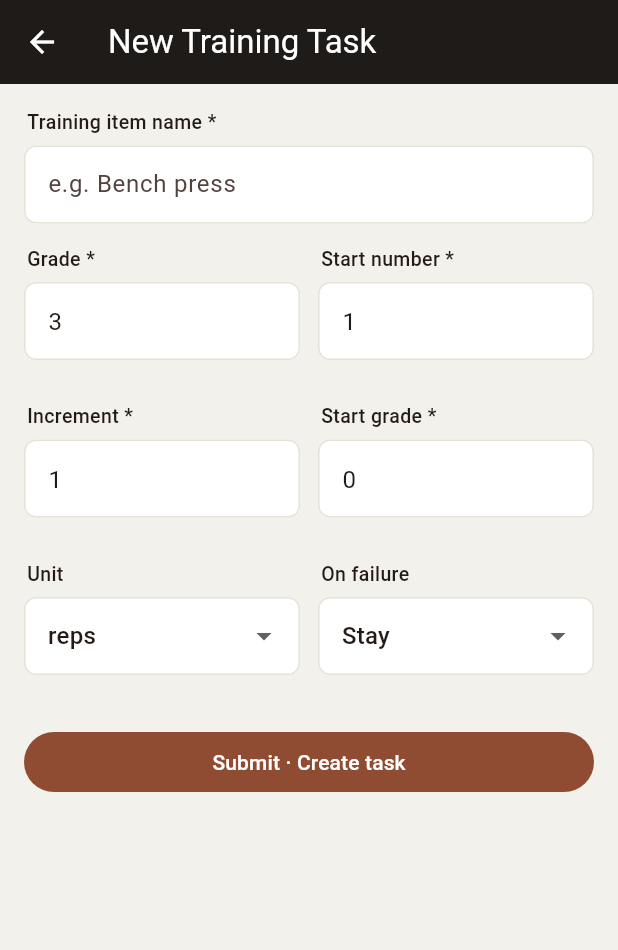
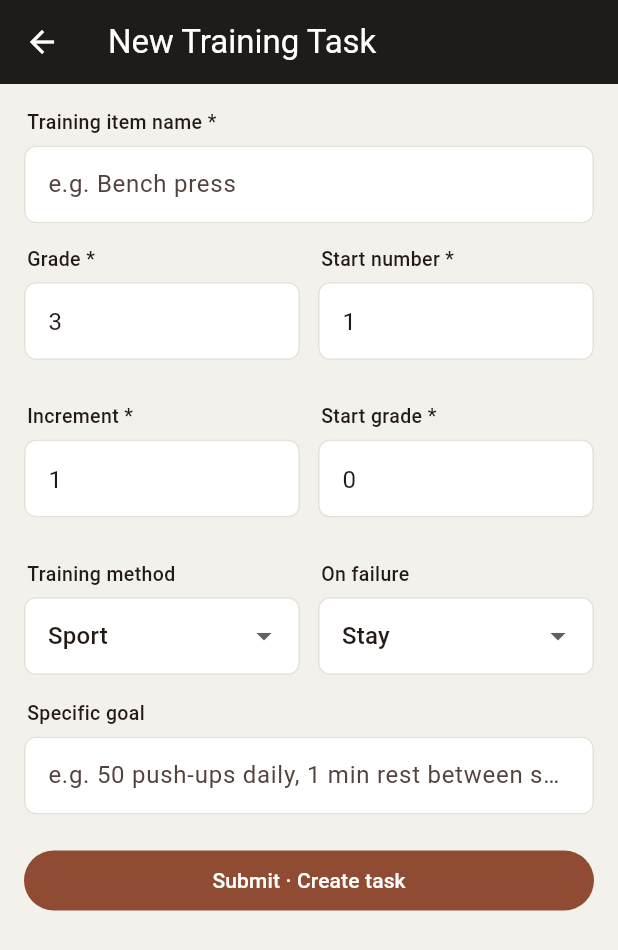
Before and after one commit to teigkuang/flutter_advanced_trainer, a Flutter app: the screen it shows after launch, after a tap on "Create your first training task", on a phone screen of 412 x 824 dp. Shown: the top 950 px of the screen. Run offline on Flutter 3.47's test engine with Material 3 defaults, Android fonts, the phone set to English and light mode, and no system bars; our stand-ins replace sqflite, sqflite_common_ffi; accounts and stored records are empty; Roboto replaces fonts that are missing (MicrosoftYaHei).

```diff
--- a/lib/data/app_database.dart
+++ b/lib/data/app_database.dart
@@ -32,10 +32,29 @@ class AppDatabase {
     final path = p.join(dir.path, 'advance_trainer.db');
     _db = await openDatabase(
       path,
-      version: 1,
+      version: 2,
       onCreate: _onCreate,
+      onUpgrade: _onUpgrade,
     );
     return _db!;
+  }
+
+  static Future<void> _onUpgrade(Database db, int oldVersion, int newVersion) async {
+    if (oldVersion < 2) {
+      // v2：训练方式 + 具体实施目标（替代原"单位"展示）
+      for (final col in ['training_method', 'goal_text']) {
+        final exists = await _columnExists(db, 'training_item', col);
+        if (!exists) {
+          final type = col == 'training_method' ? 'TEXT' : 'TEXT';
+          await db.execute('ALTER TABLE training_item ADD COLUMN $col $type');
+        }
+      }
+    }
+  }
+
+  static Future<bool> _columnExists(Database db, String table, String column) async {
+    final rows = await db.rawQuery('PRAGMA table_info($table)');
+    return rows.any((r) => r['name'] == column);
   }
 
   static Future<void> _onCreate(Database db, int version) async {
@@ -43,6 +62,8 @@ class AppDatabase {
       CREATE TABLE training_item(
         id INTEGER PRIMARY KEY AUTOINCREMENT,
         name TEXT NOT NULL UNIQUE,
+        training_method TEXT,
+        goal_text TEXT,
         metric_unit TEXT,
         begin_num INTEGER NOT NULL,
         plus_var INTEGER NOT NULL,
--- a/lib/data/training_repository.dart
+++ b/lib/data/training_repository.dart
@@ -40,6 +40,8 @@ class SqliteTrainingRepository implements TrainingRepository {
     final db = await AppDatabase.instance;
     final id = await db.insert('training_item', {
       'name': item.name,
+      'training_method': item.trainingMethod,
+      'goal_text': item.goalText,
       'metric_unit': item.metricUnit,
       'begin_num': item.beginNum,
       'plus_var': item.plusVar,
@@ -120,7 +122,9 @@ class SqliteTrainingRepository implements TrainingRepository {
   TrainingItem _itemFromRow(Map<String, Object?> row) => TrainingItem(
         id: row['id'] as int?,
         name: row['name'] as String,
-        metricUnit: (row['metric_unit'] as String?) ?? '次',
+        trainingMethod: (row['training_method'] as String?) ?? '运动',
+        goalText: (row['goal_text'] as String?) ?? '',
+        metricUnit: (row['metric_unit'] as String?) ?? '',
         beginNum: row['begin_num'] as int,
         plusVar: row['plus_var'] as int,
         dGrade: row['d_grade'] as int,
--- a/lib/engine/models.dart
+++ b/lib/engine/models.dart
@@ -51,7 +51,9 @@ class RepData {
 class TrainingItem {
   int? id;
   String name;
-  String metricUnit; // 数字代表单位：次 / kg / 组
+  String trainingMethod; // 训练方式：运动 / 学习 / 任务 / 其他
+  String goalText; // 具体实施目标（执行页提示）
+  String metricUnit; // 数字代表单位（旧字段，已停用：显示层由"训练方式"取代）
   int beginNum; // A 起始数
   int plusVar; // P 增加量
   int dGrade; // G 内部阶数基准（显示层"阶数" = dGrade/2 - 1）
@@ -63,7 +65,9 @@ class TrainingItem {
   TrainingItem({
     this.id,
     required this.name,
-    this.metricUnit = '次',
+    this.trainingMethod = '运动',
+    this.goalText = '',
+    this.metricUnit = '',
     required this.beginNum,
     required this.plusVar,
     required this.dGrade,
--- a/lib/l10n/app_en.arb
+++ b/lib/l10n/app_en.arb
@@ -1,13 +1,14 @@
 {
   "@@locale": "en",
   "appTitle": "Advance Trainer",
-  "appSlogan": "Tear through barriers, bearing tears on the ascent",
+  "appSlogan": "Tear through barriers, strive upward",
   "newTask": "New Task",
   "emptyTitle": "No training tasks yet",
   "emptySubtitle": "Create your first training item and push through, starting from Level 1",
   "emptyCta": "Create your first training task",
   "statusDone": "Done",
   "statusActive": "In progress",
+  "statusWait": "Not started",
 
   "createTitle": "New Training Task",
   "fieldName": "Training item name *",
@@ -15,9 +16,11 @@
   "fieldBeginNum": "Start number *",
   "fieldPlus": "Increment *",
   "fieldBeginGrade": "Start grade *",
-  "fieldUnit": "Unit",
+  "fieldMethod": "Training method",
+  "fieldGoal": "Specific goal",
   "fieldFailRule": "On failure",
   "hintName": "e.g. Bench press",
+  "hintGoal": "e.g. 50 push-ups daily, 1 min rest between sets",
   "errNameEmpty": "Please enter a name",
   "errNameExists": "This name already exists",
   "errInvalidParams": "Enter valid numbers: grade≥1, start number/start grade≥0, increment≥1",
@@ -29,18 +32,31 @@
     }
   },
 
-  "unitReps": "reps",
-  "unitPieces": "pieces",
-  "unitKg": "kg",
+  "methodSport": "Sport",
+  "methodStudy": "Study",
+  "methodTask": "Task",
+  "methodOther": "Other",
   "failStay": "Stay",
   "failRecede": "Recede",
+  "achievedCount": "Completed {n} reps",
+  "@achievedCount": {
+    "placeholders": {
+      "n": { "type": "int" }
+    }
+  },
 
   "detailTitle": "Task Detail",
   "taskNotFound": "Task not found",
-  "unitLabel": "Unit: {unit}",
-  "@unitLabel": {
+  "methodLabel": "Method: {method}",
+  "@methodLabel": {
     "placeholders": {
-      "unit": { "type": "String" }
+      "method": { "type": "String" }
+    }
+  },
+  "goalHint": "Specific goal: {goal}",
+  "@goalHint": {
+    "placeholders": {
+      "goal": { "type": "String" }
     }
   },
   "seqCount": "Sequence · {count} items",
--- a/lib/l10n/app_localizations.dart
+++ b/lib/l10n/app_localizations.dart
@@ -107,7 +107,7 @@ abstract class AppLocalizations {
   /// No description provided for @appSlogan.
   ///
   /// In en, this message translates to:
-  /// **'Tear through barriers, bearing tears on the ascent'**
+  /// **'Tear through barriers, strive upward'**
   String get appSlogan;
 
   /// No description provided for @newTask.
@@ -146,6 +146,12 @@ abstract class AppLocalizations {
   /// **'In progress'**
   String get statusActive;
 
+  /// No description provided for @statusWait.
+  ///
+  /// In en, this message translates to:
+  /// **'Not started'**
+  String get statusWait;
+
   /// No description provided for @createTitle.
   ///
   /// In en, this message translates to:
@@ -182,11 +188,17 @@ abstract class AppLocalizations {
   /// **'Start grade *'**
   String get fieldBeginGrade;
 
-  /// No description provided for @fieldUnit.
+  /// No description provided for @fieldMethod.
   ///
   /// In en, this message translates to:
-  /// **'Unit'**
-  String get fieldUnit;
+  /// **'Training method'**
+  String get fieldMethod;
+
+  /// No description provided for @fieldGoal.
+  ///
+  /// In en, this message translates to:
+  /// **'Specific goal'**
+  String get fieldGoal;
 
   /// No description provided for @fieldFailRule.
   ///
@@ -199,6 +211,12 @@ abstract class AppLocalizations {
   /// In en, this message translates to:
   /// **'e.g. Bench press'**
   String get hintName;
+
+  /// No description provided for @hintGoal.
+  ///
+  /// In en, this message translates to:
+  /// **'e.g. 50 push-ups daily, 1 min rest between sets'**
+  String get hintGoal;
 
   /// No description provided for @errNameEmpty.
   ///
@@ -230,23 +248,29 @@ abstract class AppLocalizations {
   /// **'Created \"{name}\"'**
   String toastCreated(String name);
 
-  /// No description provided for @unitReps.
+  /// No description provided for @methodSport.
   ///
   /// In en, this message translates to:
-  /// **'reps'**
-  String get unitReps;
+  /// **'Sport'**
+  String get methodSport;
 
-  /// No description provided for @unitPieces.
+  /// No description provided for @methodStudy.
   ///
   /// In en, this message translates to:
-  /// **'pieces'**
-  String get unitPieces;
+  /// **'Study'**
+  String get methodStudy;
 
-  /// No description provided for @unitKg.
+  /// No description provided for @methodTask.
   ///
   /// In en, this message translates to:
-  /// **'kg'**
-  String get unitKg;
+  /// **'Task'**
+  String get methodTask;
+
+  /// No description provided for @methodOther.
+  ///
+  /// In en, this message translates to:
+  /// **'Other'**
+  String get methodOther;
 
   /// No description provided for @failStay.
   ///
@@ -260,6 +284,12 @@ abstract class AppLocalizations {
   /// **'Recede'**
   String get failRecede;
 
+  /// No description provided for @achievedCount.
+  ///
+  /// In en, this message translates to:
+  /// **'Completed {n} reps'**
+  String achievedCount(int n);
+
   /// No description provided for @detailTitle.
   ///
   /// In en, this message translates to:
@@ -272,11 +302,17 @@ abstract class AppLocalizations {
   /// **'Task not found'**
   String get taskNotFound;
 
-  /// No description provided for @unitLabel.
+  /// No description provided for @methodLabel.
   ///
   /// In en, this message translates to:
-  /// **'Unit: {unit}'**
-  String unitLabel(String unit);
+  /// **'Method: {method}'**
+  String methodLabel(String method);
+
+  /// No description provided for @goalHint.
+  ///
+  /// In en, this message translates to:
+  /// **'Specific goal: {goal}'**
+  String goalHint(String goal);
 
   /// No description provided for @seqCount.
   ///
--- a/lib/l10n/app_localizations_en.dart
+++ b/lib/l10n/app_localizations_en.dart
@@ -13,7 +13,7 @@ class AppLocalizationsEn extends AppLocalizations {
   String get appTitle => 'Advance Trainer';
 
   @override
-  String get appSlogan => 'Tear through barriers, bearing tears on the ascent';
+  String get appSlogan => 'Tear through barriers, strive upward';
 
   @override
   String get newTask => 'New Task';
@@ -35,6 +35,9 @@ class AppLocalizationsEn extends AppLocalizations {
   String get statusActive => 'In progress';
 
   @override
+  String get statusWait => 'Not started';
+
+  @override
   String get createTitle => 'New Training Task';
 
   @override
@@ -53,13 +56,19 @@ class AppLocalizationsEn extends AppLocalizations {
   String get fieldBeginGrade => 'Start grade *';
 
   @override
-  String get fieldUnit => 'Unit';
+  String get fieldMethod => 'Training method';
+
+  @override
+  String get fieldGoal => 'Specific goal';
 
   @override
   String get fieldFailRule => 'On failure';
 
   @override
   String get hintName => 'e.g. Bench press';
+
+  @override
+  String get hintGoal => 'e.g. 50 push-ups daily, 1 min rest between sets';
 
   @override
   String get errNameEmpty => 'Please enter a name';
@@ -80,13 +89,16 @@ class AppLocalizationsEn extends AppLocalizations {
   }
 
   @override
-  String get unitReps => 'reps';
+  String get methodSport => 'Sport';
 
   @override
-  String get unitPieces => 'pieces';
+  String get methodStudy => 'Study';
 
   @override
-  String get unitKg => 'kg';
+  String get methodTask => 'Task';
+
+  @override
+  String get methodOther => 'Other';
 
   @override
   String get failStay => 'Stay';
@@ -95,14 +107,24 @@ class AppLocalizationsEn extends AppLocalizations {
   String get failRecede => 'Recede';
 
   @override
+  String achievedCount(int n) {
+    return 'Completed $n reps';
+  }
+
+  @override
   String get detailTitle => 'Task Detail';
 
   @override
   String get taskNotFound => 'Task not found';
 
   @override
-  String unitLabel(String unit) {
-    return 'Unit: $unit';
+  String methodLabel(String method) {
+    return 'Method: $method';
+  }
+
+  @override
+  String goalHint(String goal) {
+    return 'Specific goal: $goal';
   }
 
   @override
--- a/lib/ui/create_page.dart
+++ b/lib/ui/create_page.dart
@@ -22,7 +22,8 @@ class _CreatePageState extends State<CreatePage> {
   final _begin = TextEditingController(text: '1');
   final _plus = TextEditingController(text: '1');
   final _beginG = TextEditingController(text: '0');
-  String _unit = '次';
+  final _goal = TextEditingController();
+  String _method = '运动';
   String _failRule = '停留';
   String? _nameError;
 
@@ -33,6 +34,7 @@ class _CreatePageState extends State<CreatePage> {
     _begin.dispose();
     _plus.dispose();
     _beginG.dispose();
+    _goal.dispose();
     super.dispose();
   }
 
@@ -61,7 +63,8 @@ class _CreatePageState extends State<CreatePage> {
     setState(() => _nameError = null);
     final item = TrainingItem(
       name: name,
-      metricUnit: _unit,
+      trainingMethod: _method,
+      goalText: _goal.text.trim(),
       beginNum: begin,
       plusVar: plus,
       dGrade: TrainingItem.dGradeFromDisplay(grade),
@@ -109,12 +112,14 @@ class _CreatePageState extends State<CreatePage> {
           const SizedBox(height: 14),
           Row(
             children: [
-              Expanded(child: _unitField(l10n)),
+              Expanded(child: _methodField(l10n)),
               const SizedBox(width: 12),
               Expanded(child: _failField(l10n)),
             ],
           ),
-          const SizedBox(height: 20),
+          const SizedBox(height: 2),
+          _field(l10n.fieldGoal, controller: _goal, hint: l10n.hintGoal),
+          const SizedBox(height: 6),
           FilledButton(onPressed: _submit, child: Text(l10n.submitCreate)),
         ],
       ),
@@ -163,7 +168,7 @@ class _CreatePageState extends State<CreatePage> {
     );
   }
 
-  Widget _unitField(AppLocalizations l10n) {
+  Widget _methodField(AppLocalizations l10n) {
     return Padding(
       padding: const EdgeInsets.only(bottom: 14),
       child: Column(
@@ -171,16 +176,17 @@ class _CreatePageState extends State<CreatePage> {
         children: [
           Padding(
             padding: const EdgeInsets.only(left: 2, bottom: 6),
-            child: Text(l10n.fieldUnit, style: const TextStyle(fontSize: 13, fontWeight: FontWeight.w500)),
+            child: Text(l10n.fieldMethod, style: const TextStyle(fontSize: 13, fontWeight: FontWeight.w500)),
           ),
           DropdownButtonFormField<String>(
-            initialValue: _unit,
+            initialValue: _method,
             items: [
-              DropdownMenuItem(value: '次', child: Text(l10n.unitReps)),
-              DropdownMenuItem(value: '个', child: Text(l10n.unitPieces)),
-              DropdownMenuItem(value: 'kg', child: Text(l10n.unitKg)),
+              DropdownMenuItem(value: '运动', child: Text(l10n.methodSport)),
+              DropdownMenuItem(value: '学习', child: Text(l10n.methodStudy)),
+              DropdownMenuItem(value: '任务', child: Text(l10n.methodTask)),
+              DropdownMenuItem(value: '其他', child: Text(l10n.methodOther)),
             ],
-            onChanged: (v) => setState(() => _unit = v!),
+            onChanged: (v) => setState(() => _method = v!),
             decoration: const InputDecoration(),
           ),
         ],
--- a/lib/ui/title_format.dart
+++ b/lib/ui/title_format.dart
@@ -1,4 +1,4 @@
-/// 展示层本地化格式化：位置标题、单位映射。
+/// 展示层本地化格式化：位置标题。
 library;
 
 import '../engine/models.dart';
@@ -12,17 +12,3 @@ String localizedPosition(AppLocalizations l10n, RepData d) {
   final grade = even ? l10n.gradePosEven(stage) : l10n.gradePosOdd(stage);
   return '$grade · ${l10n.levelPos(d.level + 1)} · ${l10n.repPos(d.rep + 1)}';
 }
-
-/// 将存储的单位码映射为当前语言的单位显示文本。
-String localizedUnit(AppLocalizations l10n, String unit) {
-  switch (unit) {
-    case '次':
-      return l10n.unitReps;
-    case '个':
-      return l10n.unitPieces;
-    case 'kg':
-      return l10n.unitKg;
-    default:
-      return unit;
-  }
-}
```
Also changed, not shown: lib/engine/progress_engine.dart (+12 -0 lines), lib/l10n/app_localizations_zh.dart (+29 -7 lines), lib/l10n/app_zh.arb (+24 -8 lines), lib/ui/detail_page.dart (+7 -2 lines), lib/ui/execute_page.dart (+12 -0 lines), lib/ui/home_page.dart (+21 -33 lines), 1 other file.
